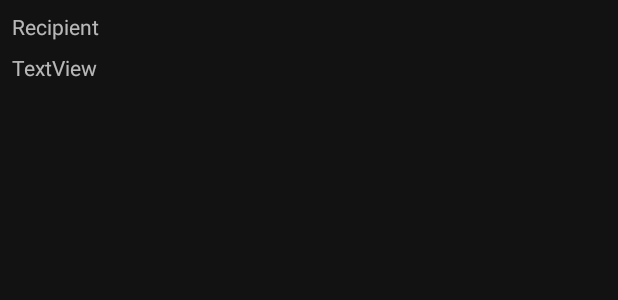
After one commit to rmitsubayashi/slack-right-to-disconnect, an Android app: the layout row_post_recipient_thread.xml on its own in the app's theme, with its tools: preview values and no code run, on a phone screen of 412 x 824 dp. The commit adds this screen. Shown: the top 300 px of the screen. Run offline under Robolectric (Android 15) with nearby library versions, the phone set to English and light mode, and no system bars.

Commit message:
add date to thread list

```diff
--- /dev/null
+++ b/app/src/main/res/layout/row_post_recipient_thread.xml
@@ -0,0 +1,31 @@
+<?xml version="1.0" encoding="utf-8"?>
+<androidx.constraintlayout.widget.ConstraintLayout xmlns:android="http://schemas.android.com/apk/res/android"
+    xmlns:app="http://schemas.android.com/apk/res-auto"
+    xmlns:tools="http://schemas.android.com/tools"
+    android:orientation="vertical"
+    android:layout_width="match_parent"
+    android:layout_height="wrap_content">
+
+    <TextView
+        android:id="@+id/row_post_recipient_name"
+        android:layout_width="wrap_content"
+        android:layout_height="wrap_content"
+        android:layout_marginStart="8dp"
+        android:layout_marginTop="8dp"
+        app:layout_constraintStart_toStartOf="parent"
+        app:layout_constraintTop_toTopOf="parent"
+        tools:text="Recipient" />
+
+    <TextView
+        android:id="@+id/row_post_recipient_thread_date"
+        android:layout_width="wrap_content"
+        android:layout_height="wrap_content"
+        android:layout_marginStart="8dp"
+        android:layout_marginTop="8dp"
+        android:layout_marginBottom="8dp"
+        android:text="TextView"
+        app:layout_constraintBottom_toBottomOf="parent"
+        app:layout_constraintStart_toStartOf="parent"
+        app:layout_constraintTop_toBottomOf="@+id/row_post_recipient_name" />
+
+</androidx.constraintlayout.widget.ConstraintLayout>
--- a/data/src/main/java/com/github/rmitsubayashi/data/repository/SlackDataRepository.kt
+++ b/data/src/main/java/com/github/rmitsubayashi/data/repository/SlackDataRepository.kt
@@ -125,7 +125,7 @@ internal class SlackDataRepository(
         }
         val filteredUsers = removeBotsAndInactiveUsers(response.users)
         userCache = filteredUsers.map {
-            UserInfo(it.userID, name = it.username)
+            UserInfo(it.userID, name = it.username, realName = it.realName)
         }
         return Resource.success(userCache)
     }
--- a/domain/src/main/java/com/github/rmitsubayashi/domain/model/UserInfo.kt
+++ b/domain/src/main/java/com/github/rmitsubayashi/domain/model/UserInfo.kt
@@ -2,5 +2,6 @@ package com.github.rmitsubayashi.domain.model
 
 data class UserInfo(
     override val id: String,
-    override val name: String
+    override val name: String,
+    val realName: String
 ) : Recipient
```
Also changed, not shown: app/src/main/java/com/github/rmitsubayashi/slackrighttodisconnect/post/PostRecipientThreadViewHolder.kt (added, +15 -0 lines), app/src/main/java/com/github/rmitsubayashi/slackrighttodisconnect/post/PostRecipientsAdapter.kt (+41 -6 lines).
